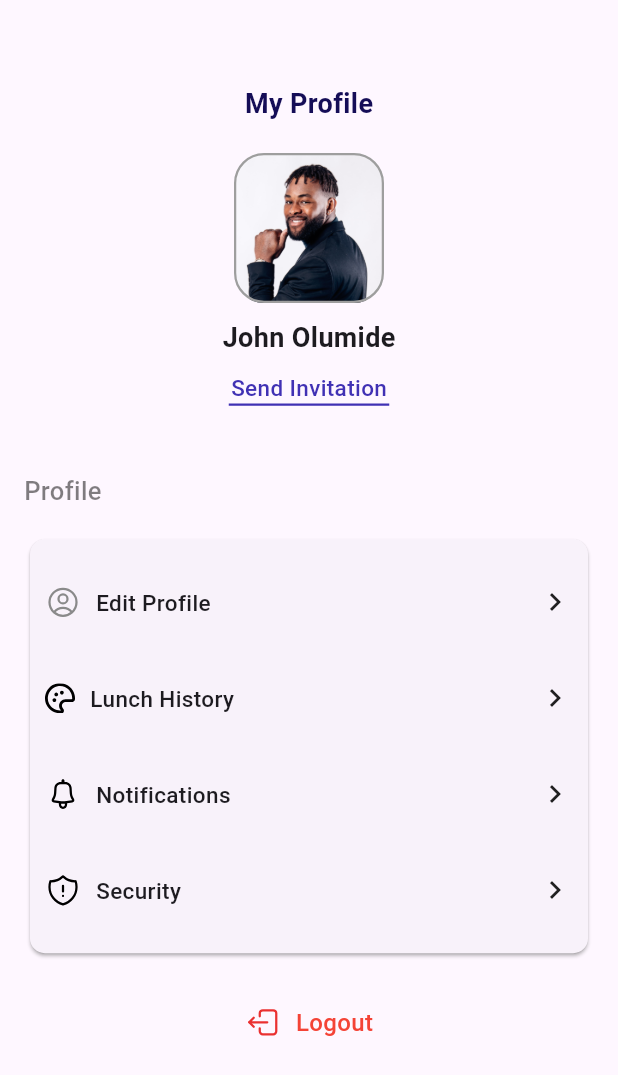
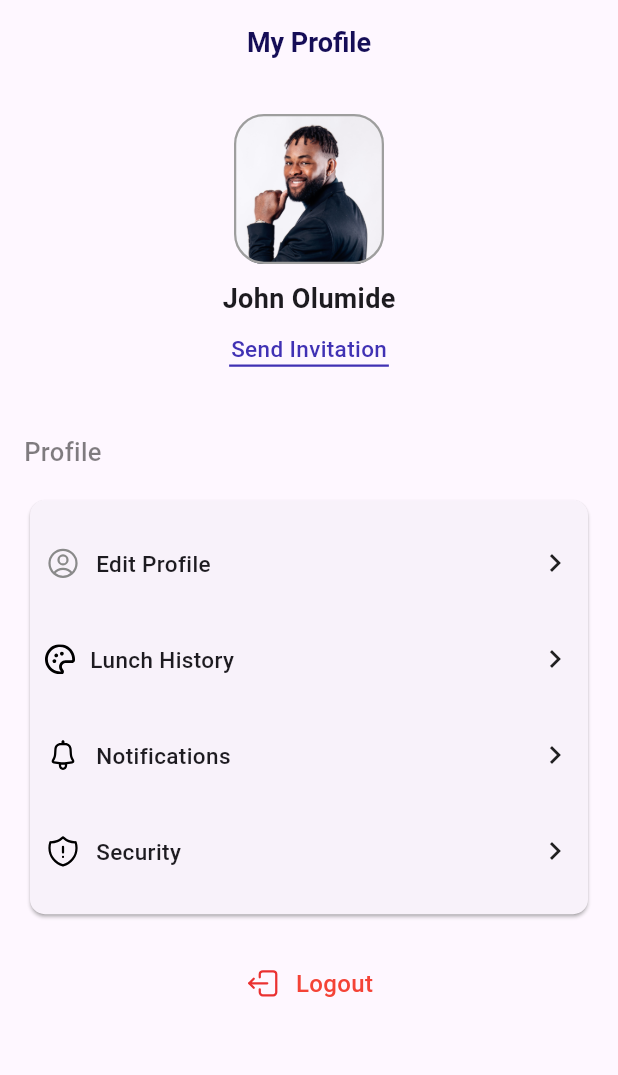
Before and after one commit to hngx-org/Giants-food-mobile, a Flutter app: the ProfileScreen screen opened directly, on a phone screen of 412 x 824 dp. Shown: the top 1075 px of the screen. Run offline on Flutter 3.47's test engine with Material 2 defaults, Android fonts, the phone set to English and light mode, and no system bars; our stand-ins replace flutter_screenutil, flutter_svg, get.

Commit message:
profile ui

```diff
--- a/lib/main.dart
+++ b/lib/main.dart
@@ -24,7 +24,7 @@ class MyApp extends StatelessWidget {
         colorScheme: ColorScheme.fromSeed(seedColor: Colors.deepPurple),
         useMaterial3: true,
       ),
-      home: const HomePage(),
+      home: const ProfileScreen(),
     );
   }
 }
--- a/lib/screens/profile_page_screen.dart
+++ b/lib/screens/profile_page_screen.dart
@@ -11,28 +11,30 @@ class ProfileScreen extends StatefulWidget {
 class _ProfileScreenState extends State<ProfileScreen> {
   @override
   Widget build(BuildContext context) {
-    return Scaffold(
-      body: Padding(
-        padding: EdgeInsets.all(16),
-        child: Column(
-          crossAxisAlignment: CrossAxisAlignment.start,
-          children: [
-            const SizedBox(
-              height: 40,
-            ),
-            Center(
-              child: Column(
-                children: [
-                  const Text(
+    return SafeArea(
+      child: Scaffold(
+        appBar: AppBar(
+          centerTitle: true,
+          elevation: 0,
+          title: const Text(
             'My Profile',
             style: TextStyle(
                 fontWeight: FontWeight.w600,
                 fontSize: 18,
                 color: Color(0xFF150D57)),
           ),
-                  const SizedBox(
-                    height: 20,
+
         ),
+        body: Padding(
+          padding: EdgeInsets.only(left: 16,right: 16,bottom: 16),
+          child: Column(
+            crossAxisAlignment: CrossAxisAlignment.start,
+            children: [
+
+              const SizedBox(height: 20,),
+              Center(
+                child: Column(
+                  children: [
                     Container(
                       height: 100,
                       width: 100,
@@ -66,7 +68,7 @@ class _ProfileScreenState extends State<ProfileScreen> {
                          ),
                          Container(
                            height: 1.5,
-                         width: 107,
+                           width: 106.5,
                            decoration: const BoxDecoration(color: Color(0xff4031B4)),
                          ),
                        ],
@@ -153,6 +155,7 @@ class _ProfileScreenState extends State<ProfileScreen> {
             ],
           ),
         ),
+      ),
     );
   }
 }
```
Lines whose indentation alone changed are shown as unchanged.
